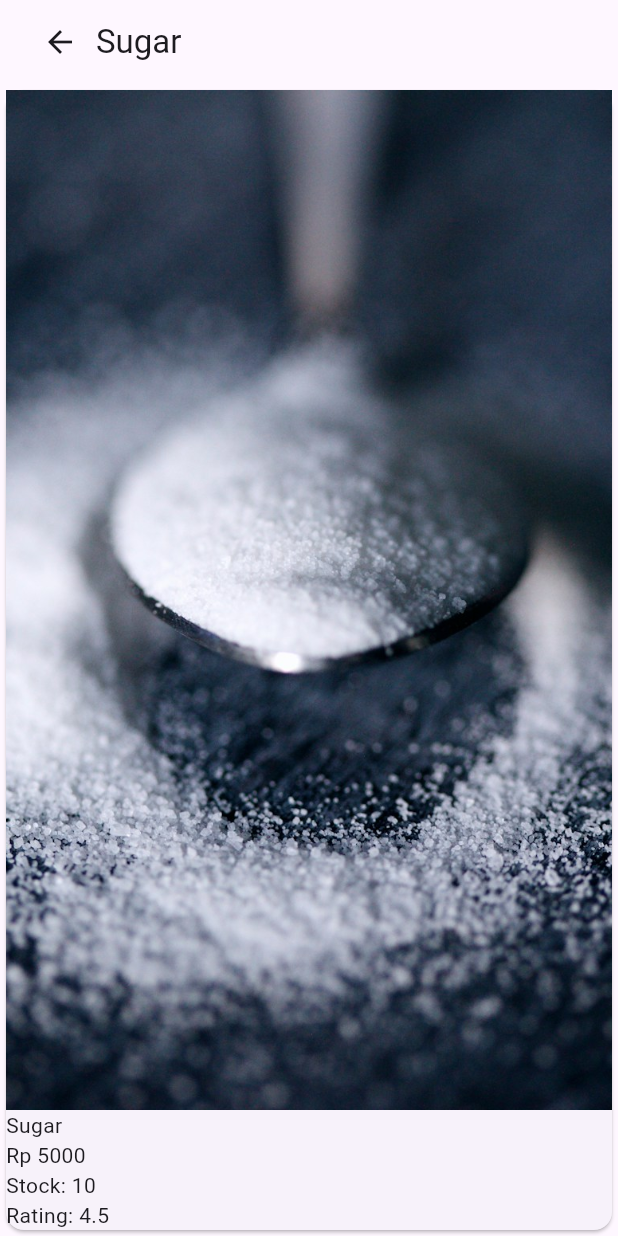
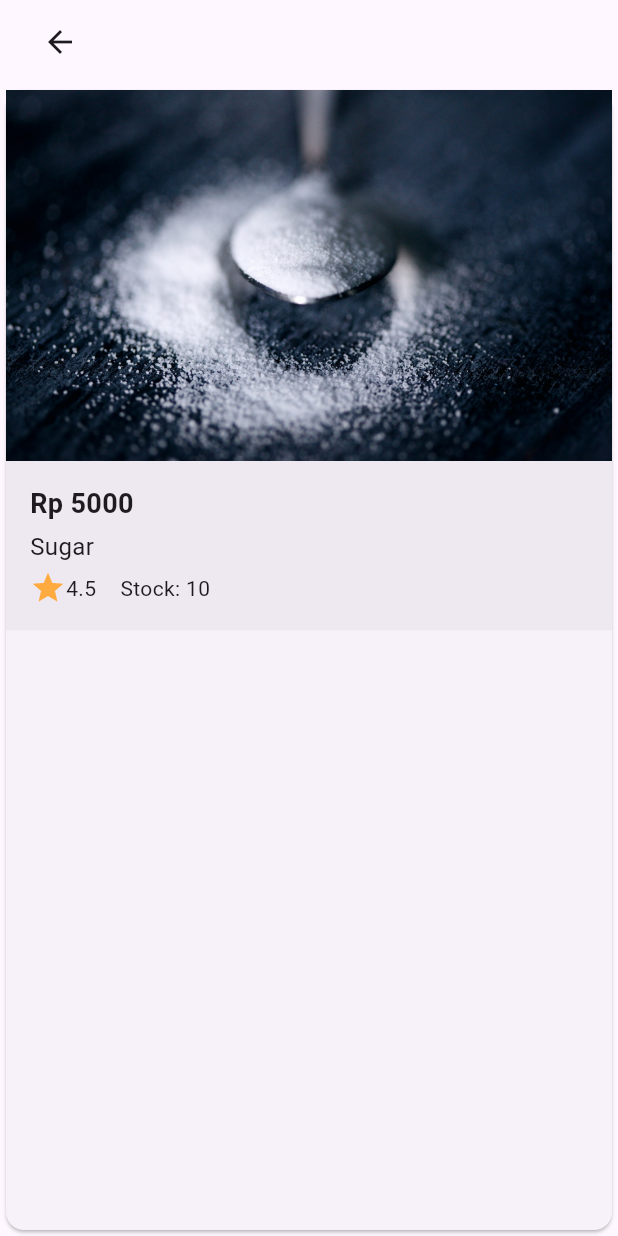
Before and after one commit to fakhruddinarif/mobile_dev, a Flutter app: the screen it shows after launch, after a tap on "Sugar", on a phone screen of 412 x 824 dp. Run offline on Flutter 3.47's test engine with Material 3 defaults, Android fonts, the phone set to English and light mode, and no system bars; our stand-ins replace go_router.

Commit message:
modify: home page and item page change UI

```diff
--- a/lib/pages/home_page.dart
+++ b/lib/pages/home_page.dart
@@ -32,6 +32,10 @@ class HomePage extends StatelessWidget {
                       context.go('/item', extra: items[index]);
                     },
                     child: Card(
+                      shape: RoundedRectangleBorder(
+                        borderRadius: BorderRadius.circular(8),
+                      ),
+                      shadowColor: Colors.grey,
                       child: Column(
                         mainAxisAlignment: MainAxisAlignment.start,
                         crossAxisAlignment: CrossAxisAlignment.start,
@@ -39,17 +43,37 @@ class HomePage extends StatelessWidget {
                           Expanded(
                             child: Hero(
                               tag: 'itemPhoto-${items[index].name}',
-                              child: Image.asset(items[index].photo, fit: BoxFit.cover),
+                              child: Container(
+                                decoration: BoxDecoration(
+                                  borderRadius: BorderRadius.only(
+                                    topLeft: Radius.circular(8),
+                                    topRight: Radius.circular(8),
+                                  ),
+                                  image: DecorationImage(
+                                    image: AssetImage(items[index].photo),
+                                    fit: BoxFit.cover,
+                                  ),
+                                ),
+                              ),
                             ),
                           ),
-                          Column(
-                            crossAxisAlignment: CrossAxisAlignment.start,
-                            children: [
-                              Text(items[index].name),
-                              Text('Rp ${items[index].price}'),
-                              Text('Stock: ${items[index].stock}'),
-                              Text('Rating: ${items[index].rating}'),
-                            ],
+                          Container(
+                            padding: EdgeInsets.symmetric(horizontal: 8, vertical: 4),
+                            child: Column(
+                              crossAxisAlignment: CrossAxisAlignment.start,
+                              children: [
+                                Text(items[index].name),
+                                Text('Rp ${items[index].price}', style: TextStyle(fontWeight: FontWeight.bold)),
+                                Row(
+                                  children: [
+                                    Icon(Icons.star, color: Colors.orangeAccent),
+                                    Text(items[index].rating.toString()),
+                                    SizedBox(width: 8),
+                                    Text('${items[index].stock} Stock'),
+                                  ],
+                                ),
+                              ],
+                            ),
                           ),
                         ],
                       ),
--- a/lib/pages/item_page.dart
+++ b/lib/pages/item_page.dart
@@ -10,14 +10,9 @@ class ItemPage extends StatelessWidget {
     // throw UnimplementedError();
     return Scaffold(
       appBar: AppBar(
-        title: Row(
-          children: [
-            IconButton(onPressed: () {
+        title: IconButton(onPressed: () {
           GoRouter.of(context).go('/');
         }, icon: Icon(Icons.arrow_back)),
-            Text(itemArgs.name),
-          ],
-        ),
       ),
       body: Center(
         child: Card(
@@ -25,20 +20,43 @@ class ItemPage extends StatelessWidget {
             mainAxisAlignment: MainAxisAlignment.start,
             crossAxisAlignment: CrossAxisAlignment.start,
             children: [
-              Expanded(
+              Container(
+                decoration: BoxDecoration(
+                  borderRadius: BorderRadius.only(
+                    topLeft: Radius.circular(8),
+                    topRight: Radius.circular(8),
+                  ),
+                ),
                 child: Hero(
                   tag: 'itemPhoto-${itemArgs.name}',
-                  child: Image.asset(itemArgs.photo, fit: BoxFit.cover),
+                  child: Image.asset(itemArgs.photo, fit: BoxFit.cover, width: double.infinity, height: MediaQuery.of(context).size.height * 0.3),
                 ),
               ),
-              Column(
+              Container(
+                width: double.infinity,
+                padding: EdgeInsets.all(16),
+                color: Colors.grey.withOpacity(0.1),
+                child: Column(
                   crossAxisAlignment: CrossAxisAlignment.start,
                   children: [
-                  Text(itemArgs.name),
-                  Text('Rp ${itemArgs.price}'),
+                    Text('Rp ${itemArgs.price}', style: TextStyle(fontSize: 18, fontWeight: FontWeight.bold)),
+                    SizedBox(height: 4),
+                    Text(itemArgs.name, style: TextStyle(fontSize: 16)),
+                    SizedBox(height: 4),
+                    Row(
+                      children: [
+                        Row(
+                          children: [
+                            Icon(Icons.star, color: Colors.orangeAccent),
+                            Text('${itemArgs.rating}'),
+                          ],
+                        ),
+                        SizedBox(width: 16),
                         Text('Stock: ${itemArgs.stock}'),
-                  Text('Rating: ${itemArgs.rating}'),
                       ],
+                    ),
+                  ],
+                ),
               ),
             ],
           ),
```
Also changed, not shown: images/w5_t2_6_home.png (added), images/w5_t2_6_item.png (added), 1 other file. Lines whose indentation alone changed are shown as unchanged.
